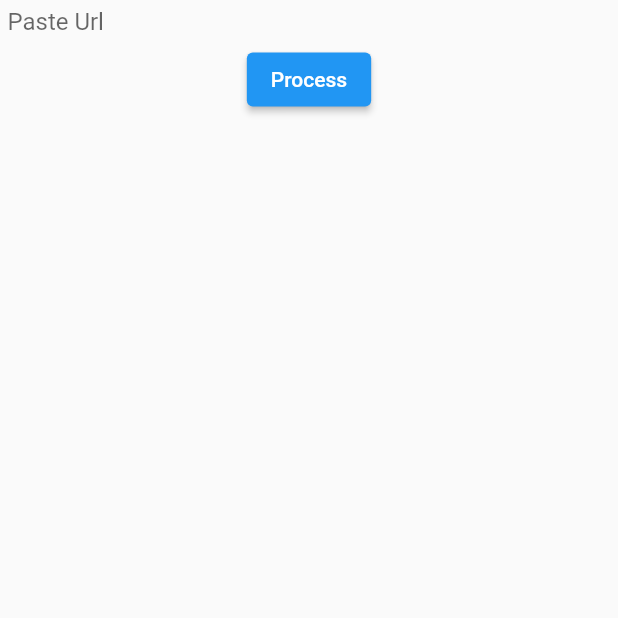
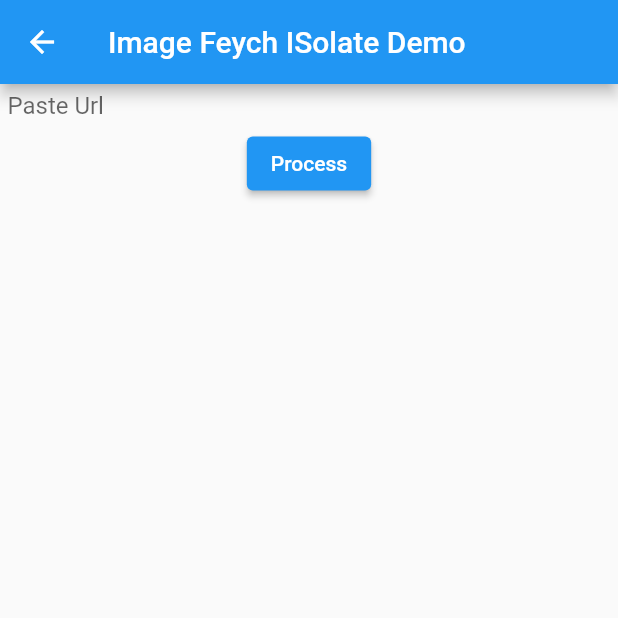
Before and after one commit to krishnaprasadgandrath-nooor/components_demo, a Flutter app: the IsolateDemoScreen screen opened directly, on a phone screen of 412 x 824 dp, the top half of it. Run offline on Flutter 3.47's test engine with Material 2 defaults, Android fonts, the phone set to English and light mode, and no system bars; our stand-ins replace device_info_plus, flutter_riverpod, native_pdf_view, random_string; missing offline and left inert: a package.

Commit message:
appbars added for all screenS

```diff
--- a/lib/device_info_web/device_info_web_demo_screen.dart
+++ b/lib/device_info_web/device_info_web_demo_screen.dart
@@ -1,3 +1,4 @@
+import 'package:components_demo/utils/default_appbar.dart';
 import 'package:device_info_plus/device_info_plus.dart';
 import 'package:flutter/material.dart';
 import 'package:flutter/src/widgets/container.dart';
@@ -20,7 +21,9 @@ class _DeviceInfoWebDemoScreenState extends State<DeviceInfoWebDemoScreen> {
 
   @override
   Widget build(BuildContext context) {
-    return Column();
+    return Scaffold(
+      appBar: DefaultAppBar.appBar(context, "DEvice Info Demo"),
+    );
   }
 
   Future<void> getDeviceInfo() async {
--- a/lib/isolate_bytes_demo/isolate_network_call_demo_screen.dart
+++ b/lib/isolate_bytes_demo/isolate_network_call_demo_screen.dart
@@ -23,11 +23,18 @@ class IsolateBytesDemoScreen extends StatefulWidget {
 class _IsolateBytesDemoScreenState extends State<IsolateBytesDemoScreen> {
   bool _isPdfLoaded = false;
   Uint8List? pdfbytes;
+  Isolate? _isolate;
 
   @override
   void initState() {
     _startFetching();
     super.initState();
+  }
+
+  @override
+  void dispose() {
+    _isolate?.kill();
+    super.dispose();
   }
 
   @override
@@ -46,13 +53,13 @@ class _IsolateBytesDemoScreenState extends State<IsolateBytesDemoScreen> {
   Future<void> _startFetching() async {
     ReceivePort listenPort = ReceivePort();
     String pdfUrl = "https://www.africau.edu/images/default/sample.pdf";
-    final isolate = await Isolate.spawn(fetchBytes, [listenPort.sendPort, pdfUrl]);
+    _isolate = await Isolate.spawn(fetchBytes, [listenPort.sendPort, pdfUrl]);
     listenPort.listen((message) {
       pdfbytes = message as Uint8List;
       _isPdfLoaded = true;
       setState(() {});
       listenPort.close();
-      isolate.kill();
+      _isolate?.kill();
     });
   }
 }
--- a/lib/isolates_demo/isolates_demo_screen.dart
+++ b/lib/isolates_demo/isolates_demo_screen.dart
@@ -1,3 +1,4 @@
+import 'package:components_demo/utils/default_appbar.dart';
 import 'package:flutter/material.dart';
 import 'package:flutter/src/widgets/container.dart';
 import 'package:flutter/src/widgets/framework.dart';
@@ -14,7 +15,9 @@ class _IsolateDemoScreenState extends State<IsolateDemoScreen> {
 
   @override
   Widget build(BuildContext context) {
-    return Column(
+    return Scaffold(
+      appBar: DefaultAppBar.appBar(context, "Image Feych ISolate Demo"),
+      body: Column(
         children: [
           Padding(
             padding: const EdgeInsets.all(5.0),
@@ -28,6 +31,7 @@ class _IsolateDemoScreenState extends State<IsolateDemoScreen> {
           ),
           ElevatedButton(onPressed: getImageAndCompute, child: const Text("Process"))
         ],
+      ),
     );
   }
 
--- a/lib/scale_demo/scale_demo_screen.dart
+++ b/lib/scale_demo/scale_demo_screen.dart
@@ -1,3 +1,4 @@
+import 'package:components_demo/utils/default_appbar.dart';
 import 'package:flutter/material.dart';
 
 class ScaleDemoScreen extends StatefulWidget {
@@ -15,6 +16,7 @@ class _ScaleDemoScreenState extends State<ScaleDemoScreen> {
   @override
   Widget build(BuildContext context) {
     return Scaffold(
+      appBar: DefaultAppBar.appBar(context, "Pinch Scaling Demo"),
       body: Center(
         child: Container(
           height: 300,
--- a/lib/search_highlight_demo/search_highlight_screen.dart
+++ b/lib/search_highlight_demo/search_highlight_screen.dart
@@ -1,4 +1,5 @@
 import 'package:components_demo/search_highlight_demo/searchable_text_field.dart';
+import 'package:components_demo/utils/default_appbar.dart';
 import 'package:flutter/material.dart';
 
 class SearchHighlightScreen extends StatefulWidget {
@@ -33,6 +34,7 @@ class _SearchHighlightScreenState extends State<SearchHighlightScreen> {
   @override
   Widget build(BuildContext context) {
     return Scaffold(
+      appBar: DefaultAppBar.appBar(context, "Searcxh Highlight Demo"),
       body: Column(
         children: [
           SizedBox(
--- a/lib/state_notifier_demo/state_notifier_demo_screen.dart
+++ b/lib/state_notifier_demo/state_notifier_demo_screen.dart
@@ -1,4 +1,5 @@
 import 'package:components_demo/state_notifier_demo/user_list_notifier.dart';
+import 'package:components_demo/utils/default_appbar.dart';
 
 import 'package:flutter/material.dart';
 import 'package:flutter_riverpod/flutter_riverpod.dart';
@@ -12,6 +13,7 @@ class StateNotiferDemoScreen extends ConsumerWidget {
   Widget build(BuildContext context, WidgetRef ref) {
     List<User> userList = ref.watch(usersProivder);
     return Scaffold(
+      appBar: DefaultAppBar.appBar(context, "State Notifier Demo"),
       floatingActionButton: FloatingActionButton(
         onPressed: () => showUserAddDialog(context, ref),
         child: const Icon(Icons.add),
```
Also changed, not shown: lib/selective_provider/custom_provider_demo.dart (+6 -2 lines). Lines whose indentation alone changed are shown as unchanged.
